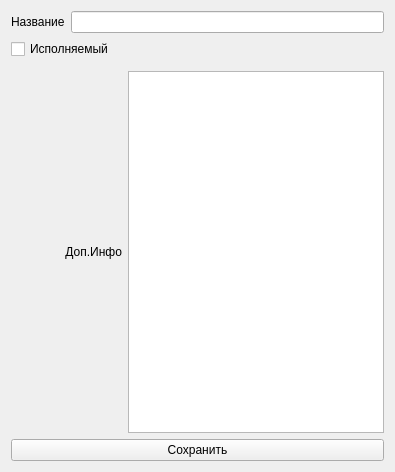
Qt form tempdlg_subsystem/ui/EditActionForm.ui (Mukudori/IntellectualDialogueSystem) before a commit.
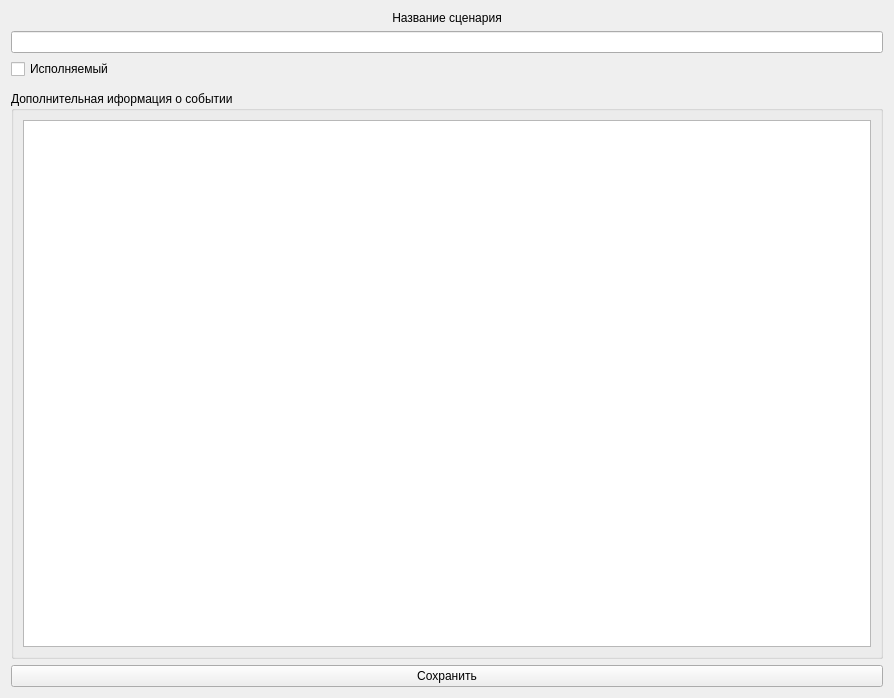
The same form after that commit.

Diff of the .ui file:
```diff
--- a/tempdlg_subsystem/ui/EditActionForm.ui
+++ b/tempdlg_subsystem/ui/EditActionForm.ui
@@ -6,8 +6,8 @@
    <rect>
     <x>0</x>
     <y>0</y>
-    <width>395</width>
-    <height>472</height>
+    <width>894</width>
+    <height>698</height>
    </rect>
   </property>
   <property name="windowTitle">
@@ -15,11 +15,20 @@
   </property>
   <layout class="QVBoxLayout" name="verticalLayout">
    <item>
-    <layout class="QHBoxLayout" name="horizontalLayout_4">
+    <layout class="QVBoxLayout" name="verticalLayout_3">
      <item>
       <widget class="QLabel" name="label">
+       <property name="sizePolicy">
+        <sizepolicy hsizetype="Preferred" vsizetype="Fixed">
+         <horstretch>0</horstretch>
+         <verstretch>0</verstretch>
+        </sizepolicy>
+       </property>
        <property name="text">
-        <string>Название</string>
+        <string>Название сценария</string>
+       </property>
+       <property name="alignment">
+        <set>Qt::AlignBottom|Qt::AlignHCenter</set>
        </property>
       </widget>
      </item>
@@ -64,21 +73,21 @@
     </widget>
    </item>
    <item>
-    <layout class="QHBoxLayout" name="horizontalLayout_2">
-     <item>
-      <widget class="QLabel" name="label_3">
-       <property name="text">
-        <string>Доп.Инфо</string>
-       </property>
-       <property name="alignment">
-        <set>Qt::AlignRight|Qt::AlignTrailing|Qt::AlignVCenter</set>
-       </property>
-      </widget>
-     </item>
+    <widget class="QGroupBox" name="groupBox_2">
+     <property name="sizePolicy">
+      <sizepolicy hsizetype="Expanding" vsizetype="Preferred">
+       <horstretch>0</horstretch>
+       <verstretch>0</verstretch>
+      </sizepolicy>
+     </property>
+     <property name="title">
+      <string>Дополнительная иформация о событии</string>
+     </property>
+     <layout class="QVBoxLayout" name="verticalLayout_2">
      <item>
       <widget class="QTextEdit" name="teNote">
        <property name="sizePolicy">
-        <sizepolicy hsizetype="Preferred" vsizetype="Expanding">
+         <sizepolicy hsizetype="Expanding" vsizetype="Preferred">
          <horstretch>0</horstretch>
          <verstretch>0</verstretch>
         </sizepolicy>
@@ -86,6 +95,7 @@
       </widget>
      </item>
     </layout>
+    </widget>
    </item>
    <item>
     <layout class="QHBoxLayout" name="horizontalLayout">
```
Left out of the diff: 10 changed lines with no effect on the pictures. Lines whose indentation alone changed are shown as unchanged.
